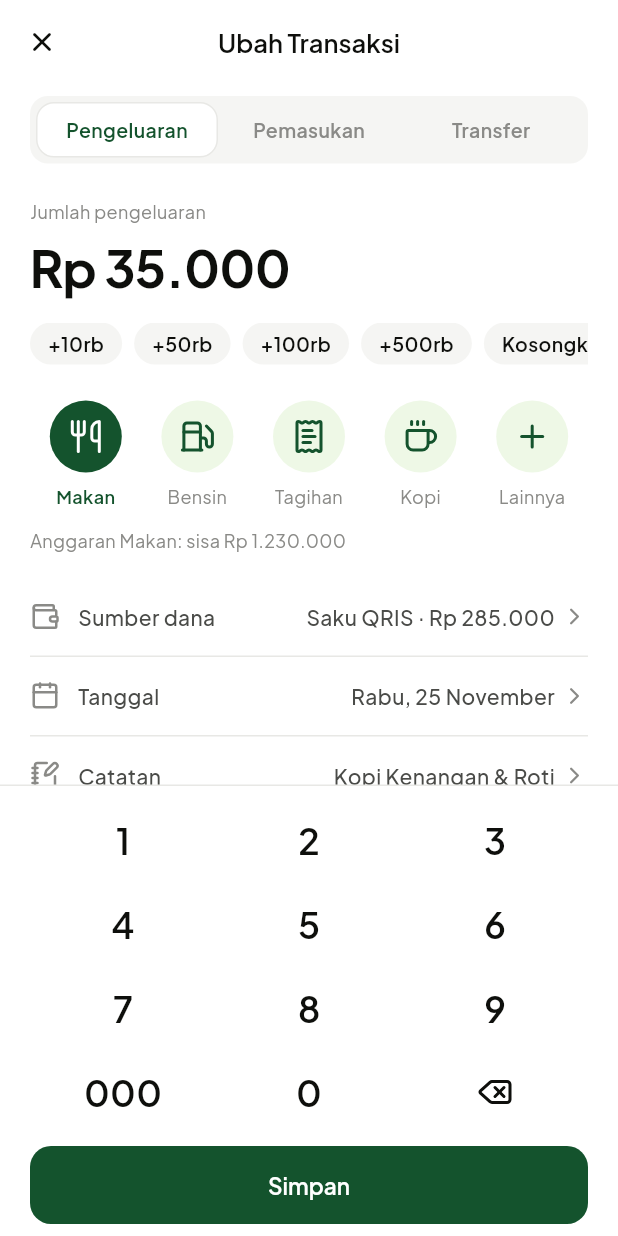
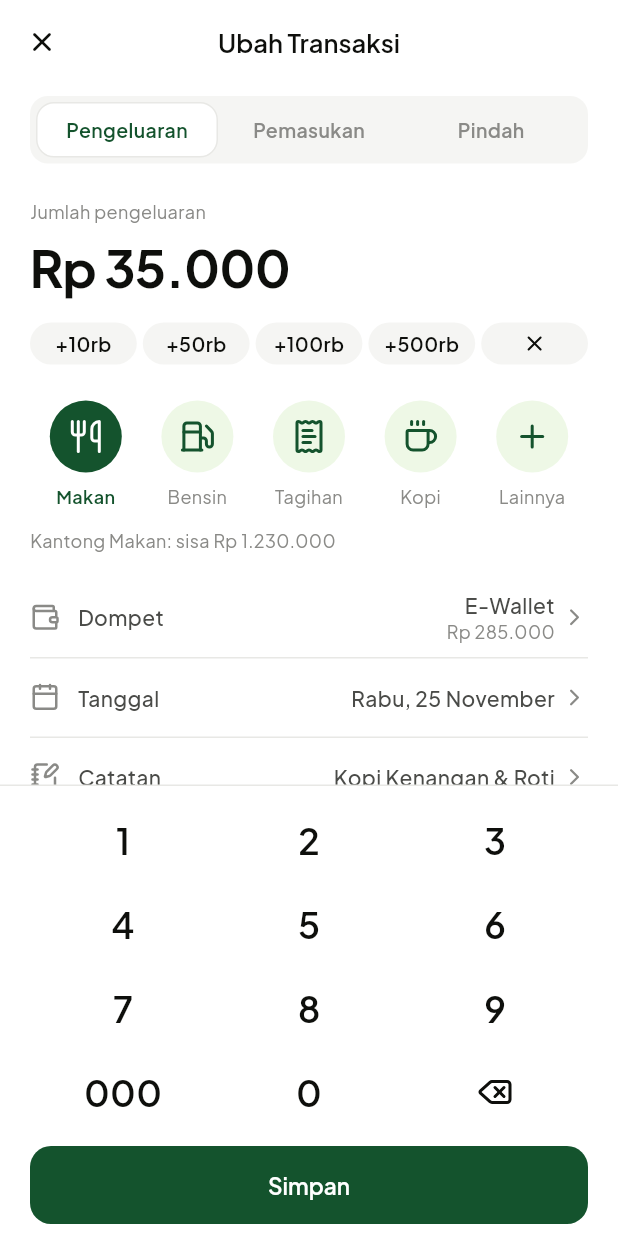
Before and after one commit to Nagikiri/KasHarian, a Flutter app: the TambahTransaksiScreen screen opened directly with sample values from the repository, after a tap on "Pengeluaran", on a phone screen of 412 x 824 dp. Run offline on Flutter 3.47's test engine with Material 3 defaults, Android fonts, the phone set to English and light mode, and no system bars; our stand-ins replace fl_chart, lucide_icons_flutter; network calls fail.

Commit message:
V7a: istilah Dompet, Kantong, Pindah dan chip hapus

```diff
--- a/lib/models/app_data.dart
+++ b/lib/models/app_data.dart
@@ -40,10 +40,10 @@ class AppData {
   }
 
   static final List<String> daftarSumberDana = [
-    'Kantong Utama',
+    'Utama',
     'Rekening Bank',
-    'Saku QRIS',
-    'Dompet Tunai',
+    'E-Wallet',
+    'Tunai',
     'Tabungan',
   ];
 
@@ -287,7 +287,7 @@ class AppData {
   ];
 
   // Nama ini dipakai sistem (budget, transfer, pelunasan utang), jadi tidak boleh jadi nama kategori.
-  static final List<String> namaKhusus = ['Tabungan', 'Transfer', 'Pelunasan'];
+  static final List<String> namaKhusus = ['Tabungan', 'Pindah', 'Pelunasan'];
 
   static final List<CatatanTransaksi> daftarTransaksi = [
     CatatanTransaksi(
@@ -296,7 +296,7 @@ class AppData {
       nominal: 35000,
       ikon: LucideIcons.coffee,
       tanggal: _bulanIni(0),
-      sumberDana: 'Saku QRIS',
+      sumberDana: 'E-Wallet',
     ),
     CatatanTransaksi(
       kategori: 'Bensin',
@@ -335,27 +335,27 @@ class AppData {
       nominal: 28000,
       ikon: LucideIcons.utensils,
       tanggal: _bulanIni(3),
-      sumberDana: 'Dompet Tunai',
+      sumberDana: 'Tunai',
     ),
     CatatanTransaksi(
-      kategori: 'Transfer',
-      catatan: 'Isi Saldo Saku QRIS',
+      kategori: 'Pindah',
+      catatan: 'Isi Saldo E-Wallet',
       nominal: 500000,
       ikon: LucideIcons.arrowLeftRight,
       tanggal: _bulanIni(4),
       isTransfer: true,
       sumberDana: 'Rekening Bank',
-      sumberTujuan: 'Saku QRIS',
+      sumberTujuan: 'E-Wallet',
     ),
     CatatanTransaksi(
-      kategori: 'Transfer',
+      kategori: 'Pindah',
       catatan: 'Tarik Tunai',
       nominal: 300000,
       ikon: LucideIcons.arrowLeftRight,
       tanggal: _bulanIni(4),
       isTransfer: true,
       sumberDana: 'Rekening Bank',
-      sumberTujuan: 'Dompet Tunai',
+      sumberTujuan: 'Tunai',
     ),
     CatatanTransaksi(
       kategori: 'Tagihan',
@@ -371,7 +371,7 @@ class AppData {
       nominal: 120000,
       ikon: LucideIcons.receiptText,
       tanggal: _bulanIni(6),
-      sumberDana: 'Saku QRIS',
+      sumberDana: 'E-Wallet',
     ),
     CatatanTransaksi(
       kategori: 'Bensin',
@@ -379,10 +379,10 @@ class AppData {
       nominal: 50000,
       ikon: LucideIcons.fuel,
       tanggal: _bulanIni(8),
-      sumberDana: 'Dompet Tunai',
+      sumberDana: 'Tunai',
     ),
     CatatanTransaksi(
-      kategori: 'Transfer',
+      kategori: 'Pindah',
       catatan: 'Nabung untuk Mouse Logitech M331',
       nominal: 391350,
       ikon: LucideIcons.arrowLeftRight,
@@ -392,13 +392,13 @@ class AppData {
       sumberTujuan: 'Tabungan',
     ),
     CatatanTransaksi(
-      kategori: 'Transfer',
+      kategori: 'Pindah',
       catatan: 'Tabungan Bulanan',
       nominal: 500000,
       ikon: LucideIcons.arrowLeftRight,
       tanggal: _bulanIni(10),
       isTransfer: true,
-      sumberDana: 'Kantong Utama',
+      sumberDana: 'Utama',
       sumberTujuan: 'Tabungan',
     ),
     CatatanTransaksi(
@@ -418,7 +418,7 @@ class AppData {
       tanggal: _bulanIni(14),
     ),
     CatatanTransaksi(
-      kategori: 'Transfer',
+      kategori: 'Pindah',
       catatan: 'Nabung untuk Mechanical Keyboard Keychron Q1',
       nominal: 1200000,
       ikon: LucideIcons.arrowLeftRight,
@@ -433,7 +433,7 @@ class AppData {
       nominal: 60000,
       ikon: LucideIcons.clapperboard,
       tanggal: _bulanLalu(24),
-      sumberDana: 'Saku QRIS',
+      sumberDana: 'E-Wallet',
     ),
     CatatanTransaksi(
       kategori: 'Bensin',
@@ -441,7 +441,7 @@ class AppData {
       nominal: 100000,
       ikon: LucideIcons.fuel,
       tanggal: _bulanLalu(18),
-      sumberDana: 'Dompet Tunai',
+      sumberDana: 'Tunai',
     ),
     CatatanTransaksi(
       kategori: 'Makan',
@@ -468,7 +468,7 @@ class AppData {
       sumberDana: 'Rekening Bank',
     ),
     CatatanTransaksi(
-      kategori: 'Transfer',
+      kategori: 'Pindah',
       catatan: 'Nabung untuk Tiket Konser Luar Negeri',
       nominal: 1500000,
       ikon: LucideIcons.arrowLeftRight,
@@ -478,7 +478,7 @@ class AppData {
       sumberTujuan: 'Tabungan',
     ),
     CatatanTransaksi(
-      kategori: 'Transfer',
+      kategori: 'Pindah',
       catatan: 'Nabung untuk Sony PlayStation 5 Slim',
       nominal: 1500000,
       ikon: LucideIcons.arrowLeftRight,
@@ -677,13 +677,13 @@ class AppData {
     item.terkumpulIdr += disimpan;
     tambahTransaksi(
       CatatanTransaksi(
-        kategori: 'Transfer',
+        kategori: 'Pindah',
         catatan: 'Nabung untuk ${item.nama}',
         nominal: disimpan,
         ikon: LucideIcons.arrowLeftRight,
         tanggal: DateTime.now(),
         isTransfer: true,
-        sumberDana: 'Kantong Utama',
+        sumberDana: 'Utama',
         sumberTujuan: 'Tabungan',
       ),
     );
@@ -806,7 +806,7 @@ class AppData {
         ikon: LucideIcons.handCoins,
         tanggal: DateTime.now(),
         isPemasukan: piutang,
-        sumberDana: 'Kantong Utama',
+        sumberDana: 'Utama',
       ),
     );
   }
@@ -1016,7 +1016,7 @@ class AppData {
 
   // Transfer mengurangi dompet asal dan menambah dompet tujuan, jadi total semua dompet tetap sama.
   static int saldoSumber(String sumber) {
-    int saldo = sumber == 'Kantong Utama' ? saldoAwal : 0;
+    int saldo = sumber == 'Utama' ? saldoAwal : 0;
     for (var t in daftarTransaksi) {
       if (t.isTransfer && t.sumberTujuan == sumber) saldo += t.nominal;
       if (t.sumberDana != sumber) continue;
--- a/lib/models/transaksi.dart
+++ b/lib/models/transaksi.dart
@@ -20,7 +20,7 @@ class CatatanTransaksi {
     required this.tanggal,
     this.isPemasukan = false,
     this.isTransfer = false,
-    this.sumberDana = 'Kantong Utama',
+    this.sumberDana = 'Utama',
     this.sumberTujuan,
   });
 }
--- a/lib/screens/budget_screen.dart
+++ b/lib/screens/budget_screen.dart
@@ -39,7 +39,7 @@ class _BudgetScreenState extends State<BudgetScreen> {
               _tepi(KartuBagian(child: _bangunAnggaran())),
               _tepi(
                 KartuBagian(
-                  judul: const JudulSeksi(judul: 'Per kategori'),
+                  judul: const JudulSeksi(judul: 'Kantong alokasi'),
                   child: _bangunDaftar(),
                 ),
               ),
@@ -53,7 +53,7 @@ class _BudgetScreenState extends State<BudgetScreen> {
           child: Padding(
             padding: const EdgeInsets.all(JarakApp.tepiHalaman),
             child: TombolUtama(
-              teks: 'Tambah kategori anggaran',
+              teks: 'Tambah kantong',
               onTekan: () => bukaTambahBudget(context),
             ),
           ),
@@ -120,7 +120,7 @@ class _BudgetScreenState extends State<BudgetScreen> {
     if (daftar.isEmpty) {
       return const TampilanKosong(
         ikon: LucideIcons.wallet,
-        judul: 'Belum ada kategori anggaran',
+        judul: 'Belum ada kantong',
         kalimat: 'Tambahkan lewat tombol di bawah.',
       );
     }
@@ -153,7 +153,7 @@ class _BudgetScreenState extends State<BudgetScreen> {
       nominalAwal: budget.limit,
       onSimpan: (limit) => AppData.ubahLimitBudget(budget, limit),
       onHapus: () => _hapusBudget(budget),
-      labelHapus: 'Hapus anggaran',
+      labelHapus: 'Hapus kantong',
     );
   }
 
@@ -161,7 +161,7 @@ class _BudgetScreenState extends State<BudgetScreen> {
     bool? hapus = await showDialog<bool>(
       context: context,
       builder: (context) =>
-          DialogKonfirmasiHapus(judul: 'Hapus anggaran ${budget.kategori}?'),
+          DialogKonfirmasiHapus(judul: 'Hapus kantong ${budget.kategori}?'),
     );
     if (hapus != true) return false;
     AppData.hapusBudget(budget);
--- a/lib/screens/pengaturan_kategori_screen.dart
+++ b/lib/screens/pengaturan_kategori_screen.dart
@@ -44,7 +44,7 @@ class _PengaturanKategoriScreenState extends State<PengaturanKategoriScreen> {
       context: context,
       builder: (context) => DialogKonfirmasiHapus(
         judul: 'Hapus kategori ini?',
-        pesan: punyaBudget ? 'Anggaran kategori ini ikut dihapus.' : null,
+        pesan: punyaBudget ? 'Kantong kategori ini ikut dihapus.' : null,
       ),
     );
     if (hapus != true) return;
--- a/lib/screens/tambah_transaksi_screen.dart
+++ b/lib/screens/tambah_transaksi_screen.dart
@@ -33,15 +33,15 @@ class TambahTransaksiScreen extends StatefulWidget {
 }
 
 class _TambahTransaksiScreenState extends State<TambahTransaksiScreen> {
-  static const List<String> _jenis = ['pengeluaran', 'pemasukan', 'transfer'];
+  static const List<String> _jenis = ['pengeluaran', 'pemasukan', 'dipindah'];
 
-  // 0 = Pengeluaran, 1 = Pemasukan, 2 = Transfer, sama dengan urutan PilihanSegmen.
+  // 0 = Pengeluaran, 1 = Pemasukan, 2 = Pindah, sama dengan urutan PilihanSegmen.
   int _tipe = 0;
   KategoriItem? _kategori;
   int _nominal = 0;
   DateTime _tanggal = DateTime.now();
   // Untuk transfer, _sumber adalah dompet "Dari" dan _tujuan dompet "Ke".
-  String _sumber = 'Kantong Utama';
+  String _sumber = 'Utama';
   String _tujuan = 'Tabungan';
   String _catatan = '';
   List<BagianTeman> _daftarTeman = [];
@@ -83,7 +83,7 @@ class _TambahTransaksiScreenState extends State<TambahTransaksiScreen> {
       _pilihKategoriAwal();
       // Dompet yang dipilih sebelumnya bisa sama dengan tujuan bawaan transfer.
       if (_sumber == _tujuan) {
-        _tujuan = _sumber == 'Tabungan' ? 'Kantong Utama' : 'Tabungan';
+        _tujuan = _sumber == 'Tabungan' ? 'Utama' : 'Tabungan';
       }
     });
   }
@@ -108,7 +108,7 @@ class _TambahTransaksiScreenState extends State<TambahTransaksiScreen> {
     String? hasil = await bukaSumberDana(
       context,
       tujuan ? _tujuan : _sumber,
-      judul: !_transfer ? 'Sumber dana' : (tujuan ? 'Ke' : 'Dari'),
+      judul: !_transfer ? 'Pilih dompet' : (tujuan ? 'Ke' : 'Dari'),
       kecuali: !_transfer ? null : (tujuan ? _sumber : _tujuan),
     );
     if (hasil == null) return;
@@ -147,7 +147,7 @@ class _TambahTransaksiScreenState extends State<TambahTransaksiScreen> {
   }
 
   void _simpan() {
-    String nama = _transfer ? 'Transfer' : _kategori!.nama;
+    String nama = _transfer ? 'Pindah' : _kategori!.nama;
     String bawaan = _transfer ? '$_sumber → $_tujuan' : nama;
     String catatan = _catatan.isEmpty ? bawaan : _catatan;
     CatatanTransaksi baru = CatatanTransaksi(
@@ -228,7 +228,7 @@ class _TambahTransaksiScreenState extends State<TambahTransaksiScreen> {
       crossAxisAlignment: CrossAxisAlignment.stretch,
       children: [
         PilihanSegmen(
-          pilihan: const ['Pengeluaran', 'Pemasukan', 'Transfer'],
+          pilihan: const ['Pengeluaran', 'Pemasukan', 'Pindah'],
           indeksAktif: _tipe,
           onPilih: _gantiTipe,
         ),
--- a/lib/screens/transaksi_screen.dart
+++ b/lib/screens/transaksi_screen.dart
@@ -204,13 +204,13 @@ class _TransaksiScreenState extends State<TransaksiScreen> {
       daftar: [for (var b in AppData.daftarBudget) _bangunKartu(b)],
       kosong: TampilanKosong(
         ikon: LucideIcons.wallet,
-        judul: 'Belum ada kategori anggaran',
+        judul: 'Belum ada kantong',
         kalimat:
             'Atur batas belanja per kategori supaya pengeluaran terpantau.',
-        labelTombol: 'Tambah kategori',
+        labelTombol: 'Tambah kantong',
         onTekan: () => bukaTambahBudget(context),
       ),
-      labelTambah: 'Tambah kategori',
+      labelTambah: 'Tambah kantong',
       onTambah: () => bukaTambahBudget(context),
     );
   }
--- a/lib/widgets/baris_sumber_dana.dart
+++ b/lib/widgets/baris_sumber_dana.dart
@@ -2,10 +2,10 @@ import 'package:flutter/material.dart';
 import 'package:lucide_icons_flutter/lucide_icons.dart';
 
 import '../models/app_data.dart';
+import '../theme/app_theme.dart';
 import '../utils/privasi.dart';
-import 'baris_isian.dart';
 
-// Baris "Sumber dana" di halaman +. Saldo dompet ikut tombol mata di Beranda.
+// Baris "Dompet" di halaman +. Saldo dompet ikut tombol mata di Beranda.
 class BarisSumberDana extends StatelessWidget {
   final String sumber;
   final VoidCallback onTekan;
@@ -18,11 +18,46 @@ class BarisSumberDana extends StatelessWidget {
 
   @override
   Widget build(BuildContext context) {
-    return BarisIsian(
-      ikon: LucideIcons.wallet,
-      label: 'Sumber dana',
-      nilai: '$sumber · ${rupiahTampil(AppData.saldoSumber(sumber))}',
-      onTekan: onTekan,
+    return InkWell(
+      onTap: onTekan,
+      child: ConstrainedBox(
+        constraints: const BoxConstraints(minHeight: 52),
+        child: Padding(
+          padding: const EdgeInsets.symmetric(vertical: JarakApp.j8),
+          child: Row(
+            children: [
+              const Icon(
+                LucideIcons.wallet,
+                size: 20,
+                color: WarnaApp.teksRedup,
+              ),
+              const SizedBox(width: JarakApp.j12),
+              const Text('Dompet', style: TeksApp.isi),
+              const SizedBox(width: JarakApp.j16),
+              // Nama dan saldo boleh turun baris supaya tidak terpotong.
+              Expanded(
+                child: Column(
+                  crossAxisAlignment: CrossAxisAlignment.end,
+                  children: [
+                    Text(sumber, style: TeksApp.isi, textAlign: TextAlign.end),
+                    Text(
+                      rupiahTampil(AppData.saldoSumber(sumber)),
+                      style: TeksApp.kecil,
+                      textAlign: TextAlign.end,
+                    ),
+                  ],
+                ),
+              ),
+              const SizedBox(width: JarakApp.j4),
+              const Icon(
+                LucideIcons.chevronRight,
+                size: 18,
+                color: WarnaApp.teksRedup,
+              ),
+            ],
+          ),
+        ),
+      ),
     );
   }
 }
--- a/lib/widgets/harga_impian.dart
+++ b/lib/widgets/harga_impian.dart
@@ -23,9 +23,11 @@ class HargaImpian extends StatelessWidget {
 
   bool get _rupiah => kode == 'IDR';
 
-  List<String> _labelTemplate(List<int> template) {
-    if (_rupiah) return ['+100rb', '+500rb', '+1jt', '+5jt'];
-    return [for (int n in template) '+${formatTitik(n)}'];
+  // Label disingkat (rb, jt) supaya empat chip muat dibagi rata di layar 360 dp.
+  String _labelTemplate(int n) {
+    if (n >= 1000000) return '+${n ~/ 1000000}jt';
+    if (n >= 1000) return '+${n ~/ 1000}rb';
+    return '+$n';
   }
 
   String get _teksSetara {
@@ -57,7 +59,7 @@ class HargaImpian extends StatelessWidget {
         const SizedBox(height: JarakApp.j12),
         TemplateNominal(
           daftarNilai: template,
-          daftarLabel: _labelTemplate(template),
+          daftarLabel: [for (int n in template) _labelTemplate(n)],
           onTambah: onTambah,
           onReset: onKosongkan,
         ),
--- a/lib/widgets/info_budget.dart
+++ b/lib/widgets/info_budget.dart
@@ -45,13 +45,13 @@ class InfoBudget extends StatelessWidget {
     // Limit 0 tidak bisa dibagi, jadi dianggap sudah penuh.
     double persen = budget.limit > 0 ? terpakai / budget.limit : 1;
 
-    String teks = 'Anggaran $kategori: sisa ${rupiahTampil(sisa)}';
+    String teks = 'Kantong $kategori: sisa ${rupiahTampil(sisa)}';
     Color warna = WarnaApp.teksRedup;
     if (sisa < 0) {
-      teks = 'Melebihi anggaran $kategori ${rupiahTampil(-sisa)}';
+      teks = 'Melebihi kantong $kategori ${rupiahTampil(-sisa)}';
       warna = WarnaApp.bahaya;
     } else if (persen >= 0.8) {
-      teks = 'Anggaran $kategori tinggal ${rupiahTampil(sisa)}';
+      teks = 'Kantong $kategori tinggal ${rupiahTampil(sisa)}';
       warna = WarnaApp.peringatan;
     }
 
--- a/lib/widgets/kartu_dompet.dart
+++ b/lib/widgets/kartu_dompet.dart
@@ -40,12 +40,8 @@ class KartuDompet extends StatelessWidget {
                     : LucideIcons.wallet,
               ),
               const SizedBox(height: JarakApp.j8),
-              Text(
-                nama,
-                style: TeksApp.tombolKecil,
-                maxLines: 1,
-                overflow: TextOverflow.ellipsis,
-              ),
+              // Nama boleh turun baris supaya tidak terpotong di layar sempit.
+              Text(nama, style: TeksApp.tombolKecil),
               const SizedBox(height: JarakApp.j4),
               Text(rupiahTampil(saldo), style: TeksApp.kecil),
             ],
--- a/lib/widgets/pencarian_transaksi.dart
+++ b/lib/widgets/pencarian_transaksi.dart
@@ -6,12 +6,12 @@ import 'tombol_pill.dart';
 
 // Kolom cari dan filter tipe di tab Transaksi. Nilainya disimpan oleh halaman.
 class PencarianTransaksi extends StatelessWidget {
-  // Urutan ini dipakai halaman: 0 Semua, 1 Pengeluaran, 2 Pemasukan, 3 Transfer.
+  // Urutan ini dipakai halaman: 0 Semua, 1 Pengeluaran, 2 Pemasukan, 3 Pindah.
   static const List<String> pilihanFilter = [
     'Semua',
     'Pengeluaran',
     'Pemasukan',
-    'Transfer',
+    'Pindah',
   ];
 
   final int filter;
--- a/lib/widgets/sheet_detail_impian.dart
+++ b/lib/widgets/sheet_detail_impian.dart
@@ -79,7 +79,7 @@ class SheetDetailImpian extends StatelessWidget {
                     'Estimasi',
                     estimasi > 0
                         ? formatEstimasiBulan(estimasi)
-                        : 'Belum ada anggaran Tabungan',
+                        : 'Belum ada kantong Tabungan',
                   ),
             const SizedBox(height: JarakApp.j12),
             ProgressTipis(persen: persen, pakaiWarnaStatus: false, tebal: 8),
--- a/lib/widgets/sheet_detail_transaksi.dart
+++ b/lib/widgets/sheet_detail_transaksi.dart
@@ -27,7 +27,7 @@ class SheetDetailTransaksi extends StatelessWidget {
 
   String get _tipe {
     if (transaksi.isPemasukan) return 'Pemasukan';
-    if (transaksi.isTransfer) return 'Transfer';
+    if (transaksi.isTransfer) return 'Pindah';
     return 'Pengeluaran';
   }
 
@@ -96,7 +96,7 @@ class SheetDetailTransaksi extends StatelessWidget {
             ] else ...[
               _bangunBaris('Kategori', transaksi.kategori),
               const Divider(height: 1),
-              _bangunBaris('Sumber dana', transaksi.sumberDana),
+              _bangunBaris('Dompet', transaksi.sumberDana),
             ],
             const Divider(height: 1),
             _bangunBaris('Tipe', _tipe),
--- a/lib/widgets/sheet_tambah_budget.dart
+++ b/lib/widgets/sheet_tambah_budget.dart
@@ -86,7 +86,7 @@ class _SheetTambahBudgetState extends State<SheetTambahBudget> {
             children: [
               const Padding(
                 padding: EdgeInsets.symmetric(horizontal: JarakApp.tepiHalaman),
-                child: HeaderSheet(judul: 'Tambah anggaran'),
+                child: HeaderSheet(judul: 'Tambah kantong'),
               ),
               if (pilihan.isEmpty)
                 const Padding(
@@ -97,7 +97,7 @@ class _SheetTambahBudgetState extends State<SheetTambahBudget> {
                     0,
                   ),
                   child: Text(
-                    'Semua kategori sudah punya anggaran',
+                    'Semua kategori sudah punya kantong',
                     style: TeksApp.kecil,
                   ),
                 ),
--- a/lib/widgets/template_nominal.dart
+++ b/lib/widgets/template_nominal.dart
@@ -1,8 +1,10 @@
 import 'package:flutter/material.dart';
+import 'package:lucide_icons_flutter/lucide_icons.dart';
 
 import '../theme/app_theme.dart';
 import 'tombol_pill.dart';
 
+// Chip dibagi rata selebar baris, jadi tidak perlu digeser dan semua label terbaca.
 class TemplateNominal extends StatelessWidget {
   final void Function(int tambahan) onTambah;
   final VoidCallback onReset;
@@ -19,20 +21,38 @@ class TemplateNominal extends StatelessWidget {
 
   @override
   Widget build(BuildContext context) {
-    return SingleChildScrollView(
-      scrollDirection: Axis.horizontal,
-      child: Row(
-        children: [
-          for (int i = 0; i < daftarNilai.length; i++) ...[
-            TombolPill(
+    return Row(
+      children: [
+        for (int i = 0; i < daftarNilai.length; i++) ...[
+          Expanded(
+            child: TombolPill(
               teks: daftarLabel[i],
               kecil: true,
+              rapat: true,
               onTekan: () => onTambah(daftarNilai[i]),
             ),
-            const SizedBox(width: JarakApp.j8),
-          ],
-          TombolPill(teks: 'Kosongkan', kecil: true, onTekan: onReset),
+          ),
+          const SizedBox(width: JarakApp.j4),
         ],
+        Expanded(child: _bangunHapus()),
+      ],
+    );
+  }
+
+  Widget _bangunHapus() {
+    return Tooltip(
+      message: 'Hapus nominal',
+      child: Material(
+        color: WarnaApp.latarSeksi,
+        borderRadius: BorderRadius.circular(RadiusApp.pill),
+        child: InkWell(
+          onTap: onReset,
+          borderRadius: BorderRadius.circular(RadiusApp.pill),
+          child: const SizedBox(
+            height: 28,
+            child: Icon(LucideIcons.x, size: 16, color: WarnaApp.teksUtama),
+          ),
+        ),
       ),
     );
   }
--- a/lib/widgets/tombol_pill.dart
+++ b/lib/widgets/tombol_pill.dart
@@ -11,6 +11,8 @@ class TombolPill extends StatelessWidget {
   final bool ikonDiKanan;
   // Latar primer untuk satu aksi utama, misalnya tombol di TampilanKosong.
   final bool penuh;
+  // Padding samping kecil untuk pill yang dibagi rata, supaya label muat di layar 360 dp.
+  final bool rapat;
 
   const TombolPill({
     super.key,
@@ -21,6 +23,7 @@ class TombolPill extends StatelessWidget {
     this.kecil = false,
     this.ikonDiKanan = false,
     this.penuh = false,
+    this.rapat = false,
   });
 
   @override
@@ -44,16 +47,20 @@ class TombolPill extends StatelessWidget {
         child: Container(
           height: kecil ? 28 : 36,
           padding: EdgeInsets.symmetric(
-            horizontal: kecil ? JarakApp.j12 : JarakApp.j16,
+            horizontal: rapat
+                ? JarakApp.j4
+                : (kecil ? JarakApp.j12 : JarakApp.j16),
           ),
           child: Row(
             mainAxisSize: MainAxisSize.min,
+            // Rata tengah saat pill dilebarkan, misalnya di TemplateNominal.
+            mainAxisAlignment: MainAxisAlignment.center,
             children: [
               if (gambarIkon != null && !ikonDiKanan) ...[
                 gambarIkon,
                 const SizedBox(width: JarakApp.j4),
               ],
-              Text(teks, style: TeksApp.tombolKecil.copyWith(color: warnaTeks)),
+              _bangunTeks(warnaTeks),
               if (gambarIkon != null && ikonDiKanan) ...[
                 const SizedBox(width: JarakApp.j4),
                 gambarIkon,
@@ -64,4 +71,16 @@ class TombolPill extends StatelessWidget {
       ),
     );
   }
+
+  Widget _bangunTeks(Color warna) {
+    Widget teksPill = Text(
+      teks,
+      style: TeksApp.tombolKecil.copyWith(color: warna),
+    );
+    if (!rapat) return teksPill;
+    // Pengaman kalau ukuran huruf HP diperbesar: teks mengecil, tidak terpotong.
+    return Flexible(
+      child: FittedBox(fit: BoxFit.scaleDown, child: teksPill),
+    );
+  }
 }
```
Also changed, not shown: 1 other file.
